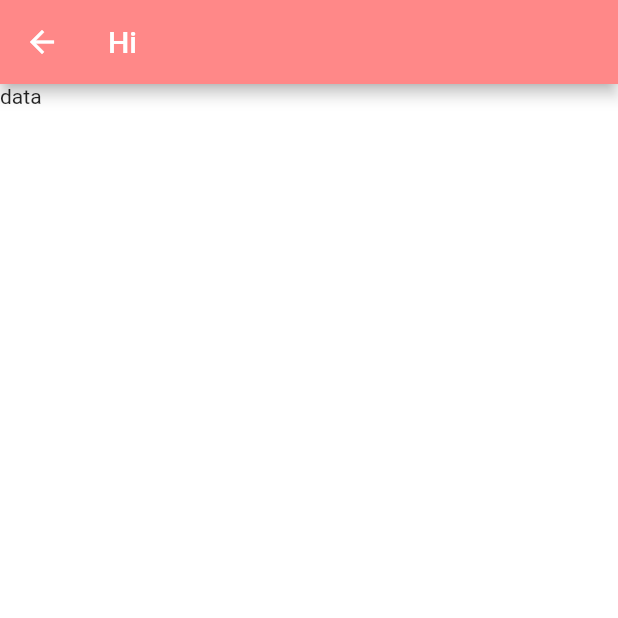
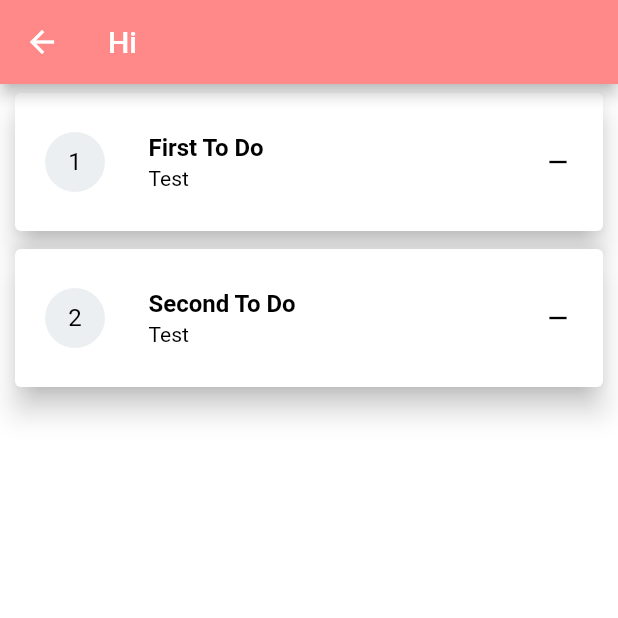
Before and after one commit to DishaKD/todo-flutter-app, a Flutter app: the screen it shows after launch, after a tap on "Let's Start", on a phone screen of 412 x 824 dp, the top half of it. Run offline on Flutter 3.47's test engine with Material 2 defaults, Android fonts, the phone set to English and light mode, and no system bars; our stand-ins replace google_fonts.

Commit message:
modified: 	modified:

```diff
--- /dev/null
+++ b/lib/Class/todo.dart
@@ -0,0 +1,37 @@
+import 'dart:convert';
+
+//Declare Todo class attributes
+class Todo {
+  int id;
+  String title;
+  String description;
+  bool status;
+
+  Todo(
+      {required this.id,
+      required this.title,
+      required this.description,
+      required this.status}) {
+    id = this.id;
+    title = this.title;
+    description = this.description;
+    status = this.status;
+  }
+
+  toJson() {
+    return {
+      "id": id,
+      "description": description,
+      "title": title,
+      "status": status
+    };
+  }
+
+  fromJson(jsonData) {
+    return Todo(
+        id: jsonData['id'],
+        title: jsonData['title'],
+        description: jsonData['description'],
+        status: jsonData['status']);
+  }
+}
--- a/lib/Constants/colors.dart
+++ b/lib/Constants/colors.dart
@@ -2,3 +2,4 @@ import 'package:flutter/material.dart';
 
 const Color kAppBarColor = Color(0xFFFF8888);
 const Color kButtonColor = Color(0xFFEF5350);
+const Color kTextColor = Color(0xFFFFA726);
--- a/lib/screens/to_do_body.dart
+++ b/lib/screens/to_do_body.dart
@@ -1,4 +1,5 @@
 import 'package:flutter/material.dart';
+import 'package:todo_application/Class/todo.dart';
 
 class Body extends StatefulWidget {
   const Body({super.key});
@@ -8,11 +9,77 @@ class Body extends StatefulWidget {
 }
 
 class _BodyState extends State<Body> {
+  List todos = [
+    Todo(id: 1, title: 'First To Do', description: "Test", status: false),
+    Todo(id: 2, title: 'Second To Do', description: "Test", status: false)
+  ];
+
   @override
   Widget build(BuildContext context) {
     return Scaffold(
-      backgroundColor: Colors.white,
-      body: Text('data'),
-    );
+        backgroundColor: Colors.white,
+        body: ListView.builder(
+            scrollDirection: Axis.vertical,
+            itemCount: todos.length,
+            itemBuilder: (BuildContext context, int index) {
+              return Card(
+                elevation: 8.0,
+                margin:
+                    new EdgeInsets.symmetric(horizontal: 10.0, vertical: 6.0),
+                child: InkWell(
+                  child: makeListTile(todos[index], index),
+                ),
+              );
+            }));
   }
 }
+
+makeListTile(Todo todo, index) {
+  return ListTile(
+      contentPadding: EdgeInsets.symmetric(horizontal: 20.0, vertical: 10.0),
+      leading: Container(
+        padding: const EdgeInsets.only(right: 12.0),
+        decoration: const BoxDecoration(
+            border: Border(right: BorderSide(width: 1.0, color: Colors.white))),
+        child: CircleAvatar(
+          backgroundColor: Color(0xFFECEFF1),
+          child: Text(
+            "${index + 1}",
+            style: TextStyle(color: Color(0xFF000000)),
+          ),
+        ),
+      ),
+      title: Row(
+        children: [
+          Text(
+            todo.title,
+            style: const TextStyle(
+                color: Colors.black, fontWeight: FontWeight.bold),
+          ),
+          const SizedBox(
+            width: 10,
+          ),
+          todo.status
+              ? const Icon(
+                  Icons.verified,
+                  color: Colors.greenAccent,
+                )
+              : Container()
+        ],
+      ),
+      // subtitle: Text("Intermediate", style: TextStyle(color: Colors.white)),
+
+      subtitle: Wrap(
+        children: <Widget>[
+          Text(todo.description,
+              overflow: TextOverflow.clip,
+              maxLines: 1,
+              style: const TextStyle(color: Colors.black))
+        ],
+      ),
+      trailing: InkWell(
+          onTap: () {
+            // delete(todo);
+          },
+          child: Icon(Icons.remove, color: Colors.black, size: 20.0)));
+}
```
